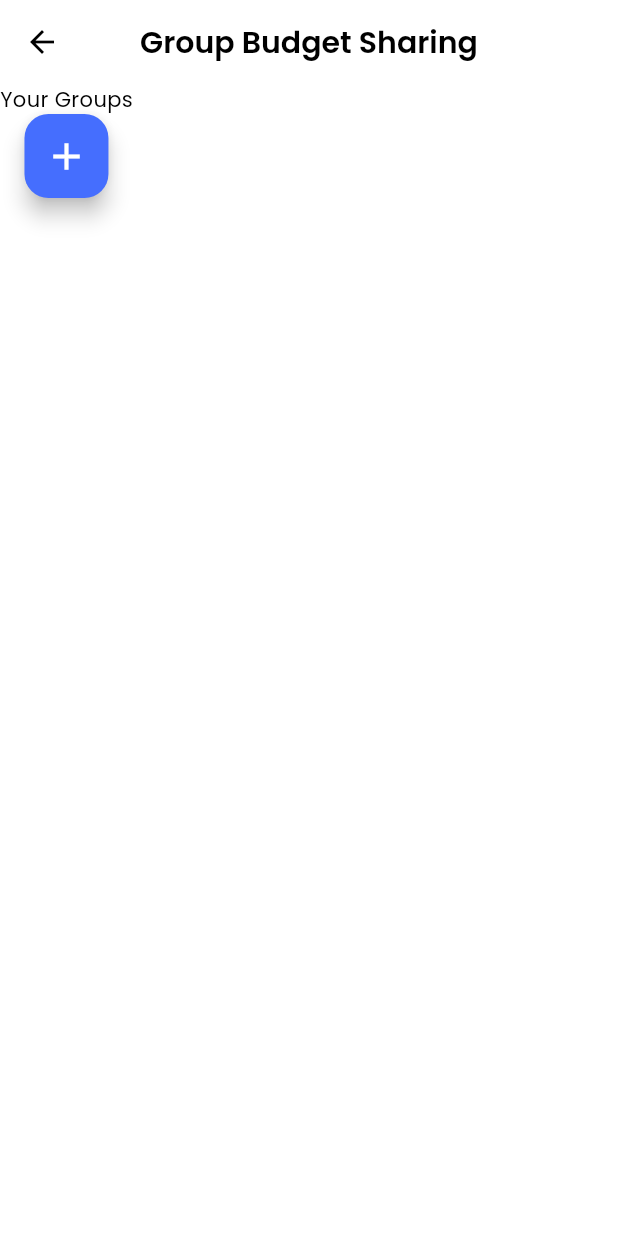
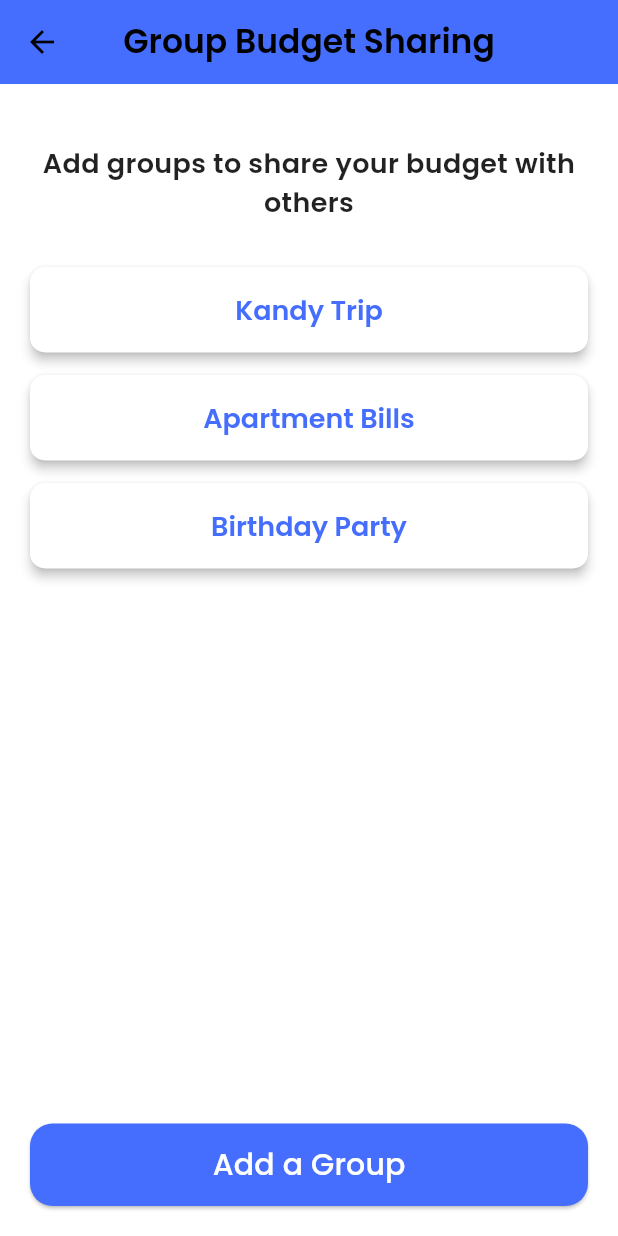
Before and after one commit to AsinOmal/CGP-Adopt-A-Wallet, a Flutter app: the screen it shows after launch, on a phone screen of 412 x 824 dp. Run offline on Flutter 3.47's test engine with Material 3 defaults, Android fonts, the phone set to English and light mode, and no system bars; drawn by our look-alikes of overlay_support; our stand-ins replace awesome_snackbar_content, bloc, calendar_view, cloud_firestore, dotted_border, equatable and 27 more; missing offline and left inert: encrypt, feedback, google_mlkit_text_recognition, is_first_run, mailer, mobile_scanner and 5 more; accounts and stored records are empty.

Commit message:
Created Foundational UI for First Group Sharing Page

```diff
--- a/lib/screens/group-sharing/group_sharing_first_page.dart
+++ b/lib/screens/group-sharing/group_sharing_first_page.dart
@@ -1,32 +1,113 @@
+import 'package:financial_app/components/simple_button.dart';
 import 'package:flutter/material.dart';
 
-class GroupSharingFirst extends StatelessWidget {
+class GroupSharingFirst extends StatefulWidget {
+  static const routeName = '/group-sharing-first';
+
   const GroupSharingFirst({super.key});
 
   @override
+  State<GroupSharingFirst> createState() => _GroupSharingFirstState();
+}
+
+class _GroupSharingFirstState extends State<GroupSharingFirst> {
+  @override
   Widget build(BuildContext context) {
+    final List<String> groups = [];
+
+    void addGroup() {
+      setState(() {
+        groups.add('Group ${groups.length + 1}');
+      });
+    }
+
     return Scaffold(
       appBar: AppBar(
-        leading: const Icon(Icons.arrow_back),
+        leading: IconButton(
+          icon: const Icon(Icons.arrow_back),
+          onPressed: () => Navigator.of(context).pop(),
+        ),
         title: const Text(
           "Group Budget Sharing",
-          style: TextStyle(fontSize: 20),
+          style: TextStyle(fontSize: 22, fontWeight: FontWeight.bold),
         ),
         centerTitle: true,
+        backgroundColor: const Color(0xFF456EFE),
       ),
-      body: Column(
-        children: [
-          const Text("Your Groups"),
-          FloatingActionButton(
-            child: const Icon(
-              Icons.add,
-              size: 30,
-              weight: 5,
+      body: Padding(
+        padding: const EdgeInsets.all(20),
+        child: Column(
+          crossAxisAlignment: CrossAxisAlignment.stretch,
+          children: [
+            const SizedBox(height: 20),
+            const Text(
+              "Add groups to share your budget with others",
+              style: TextStyle(
+                fontSize: 18,
+                fontWeight: FontWeight.w600,
+                color: Colors.black87,
+              ),
+              textAlign: TextAlign.center,
             ),
-            onPressed: () {},
-          ),
-        ],
+            const SizedBox(height: 30),
+            Expanded(
+              child: ListView(
+                children: [
+                  _buildGroupButton("Kandy Trip"),
+                  const SizedBox(height: 15),
+                  _buildGroupButton("Apartment Bills"),
+                  const SizedBox(height: 15),
+                  _buildGroupButton("Birthday Party"),
+                ],
+              ),
+            ),
+            const SizedBox(height: 20),
+            SimpleButton(
+              data: 'Add a Group',
+              onPressed: addGroup,
+            ),
+          ],
+        ),
       ),
     );
   }
+
+  Widget _buildGroupButton(String title) {
+    return ElevatedButton(
+      style: ElevatedButton.styleFrom(
+        elevation: 3,
+        backgroundColor: Colors.white,
+        foregroundColor:const Color(0xFF456EFE),
+        shape: RoundedRectangleBorder(
+          borderRadius: BorderRadius.circular(10),
+        ),
+        padding: const EdgeInsets.symmetric(vertical: 15),
+        textStyle: const TextStyle(fontSize: 18, fontWeight: FontWeight.bold, fontFamily: 'Poppins'),
+      ),
+      onPressed: () {},
+      child: Text(title),
+    );
+  }
 }
+//! Groups nattan, Add A Group kiyala pennala, button ekak click karama group ekak add karanna hdnawa
+
+//! nattan group list eka pennanawa.
+// body: groups.isEmpty
+//           ? const Center(
+//               child: Text(
+//                 'Add a Group',
+//                 style: TextStyle(fontSize: 20, fontWeight: FontWeight.bold),
+//               ),
+//             )
+//           : ListView.builder(
+//               itemCount: groups.length,
+//               itemBuilder: (context, index) {
+//                 return ListTile(title: Text(groups[index]));
+//               },
+//             ),
+//       floatingActionButton: FloatingActionButton(
+//         onPressed: () {
+//           addGroup;
+//         },
+//         child: const Icon(Icons.add),
+//
```
